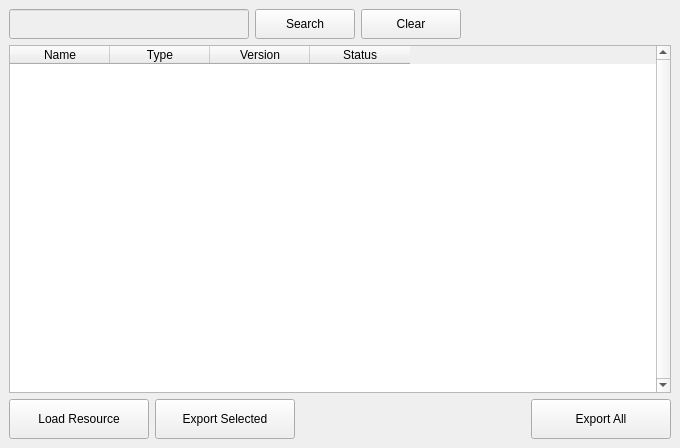
Before: the Qt Designer form source/qt/mainwindow.ui in brongo/SAMUEL, drawn with Qt 5.
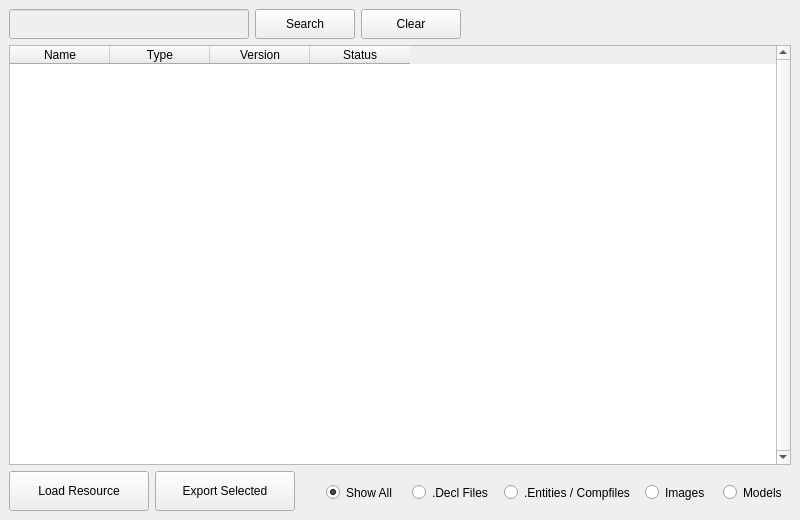
After: the same form once the commit is applied.

```diff
--- a/source/qt/mainwindow.ui
+++ b/source/qt/mainwindow.ui
@@ -6,18 +6,18 @@
    <rect>
     <x>0</x>
     <y>0</y>
-    <width>680</width>
-    <height>448</height>
+    <width>800</width>
+    <height>520</height>
    </rect>
   </property>
   <property name="minimumSize">
    <size>
-    <width>680</width>
+    <width>789</width>
     <height>300</height>
    </size>
   </property>
   <property name="windowTitle">
-   <string>SAMUEL v1.1</string>
+   <string>SAMUEL v2.0.9</string>
   </property>
   <property name="autoFillBackground">
    <bool>false</bool>
@@ -33,10 +33,13 @@
     <enum>Qt::LeftToRight</enum>
    </property>
    <layout class="QGridLayout" name="gridLayout">
-    <item row="9" column="0" colspan="3">
-     <layout class="QHBoxLayout" name="horizontalLayout_2">
-      <item alignment="Qt::AlignLeft">
-       <widget class="QPushButton" name="btnLoadResource">
+    <item row="0" column="0" colspan="4">
+     <layout class="QHBoxLayout" name="horizontalLayout_3">
+      <item>
+       <widget class="QLineEdit" name="inputSearch">
+        <property name="enabled">
+         <bool>false</bool>
+        </property>
         <property name="sizePolicy">
          <sizepolicy hsizetype="Minimum" vsizetype="Fixed">
           <horstretch>0</horstretch>
@@ -45,80 +48,87 @@
         </property>
         <property name="minimumSize">
          <size>
-          <width>140</width>
-          <height>40</height>
+          <width>240</width>
+          <height>30</height>
          </size>
         </property>
-        <property name="maximumSize">
-         <size>
-          <width>140</width>
-          <height>40</height>
-         </size>
+        <property name="maxLength">
+         <number>1024</number>
         </property>
-        <property name="baseSize">
+       </widget>
+      </item>
+      <item alignment="Qt::AlignLeft">
+       <widget class="QPushButton" name="btnSearch">
+        <property name="enabled">
+         <bool>true</bool>
+        </property>
+        <property name="sizePolicy">
+         <sizepolicy hsizetype="Minimum" vsizetype="Minimum">
+          <horstretch>0</horstretch>
+          <verstretch>0</verstretch>
+         </sizepolicy>
+        </property>
+        <property name="minimumSize">
          <size>
-          <width>200</width>
-          <height>40</height>
+          <width>100</width>
+          <height>30</height>
          </size>
         </property>
         <property name="text">
-         <string>Load Resource</string>
+         <string>Search</string>
         </property>
        </widget>
       </item>
       <item alignment="Qt::AlignLeft">
-       <widget class="QPushButton" name="btnExportSelected">
+       <widget class="QPushButton" name="btnClear">
         <property name="sizePolicy">
-         <sizepolicy hsizetype="Minimum" vsizetype="Fixed">
+         <sizepolicy hsizetype="Minimum" vsizetype="Minimum">
           <horstretch>1</horstretch>
           <verstretch>0</verstretch>
          </sizepolicy>
         </property>
         <property name="minimumSize">
          <size>
-          <width>140</width>
-          <height>40</height>
+          <width>100</width>
+          <height>30</height>
          </size>
         </property>
         <property name="maximumSize">
          <size>
-          <width>140</width>
-          <height>40</height>
+          <width>100</width>
+          <height>30</height>
          </size>
         </property>
         <property name="text">
-         <string>Export Selected</string>
+         <string>Clear</string>
         </property>
        </widget>
       </item>
       <item alignment="Qt::AlignRight">
-       <widget class="QPushButton" name="btnExportAll">
-        <property name="sizePolicy">
-         <sizepolicy hsizetype="Minimum" vsizetype="Fixed">
-          <horstretch>1</horstretch>
-          <verstretch>0</verstretch>
-         </sizepolicy>
-        </property>
+       <widget class="QLabel" name="labelStatus">
         <property name="minimumSize">
          <size>
-          <width>140</width>
-          <height>40</height>
-         </size>
-        </property>
-        <property name="maximumSize">
-         <size>
-          <width>140</width>
-          <height>40</height>
+          <width>160</width>
+          <height>30</height>
          </size>
         </property>
         <property name="text">
-         <string>Export All</string>
+         <string/>
+        </property>
+        <property name="alignment">
+         <set>Qt::AlignRight|Qt::AlignTrailing|Qt::AlignVCenter</set>
+        </property>
+        <property name="margin">
+         <number>5</number>
+        </property>
+        <property name="indent">
+         <number>15</number>
         </property>
        </widget>
       </item>
      </layout>
     </item>
-    <item row="4" column="0" colspan="3">
+    <item row="4" column="0" colspan="4">
      <layout class="QHBoxLayout" name="horizontalLayout" stretch="0">
       <property name="spacing">
        <number>0</number>
@@ -239,13 +249,10 @@
       </item>
      </layout>
     </item>
-    <item row="0" column="0" colspan="3">
-     <layout class="QHBoxLayout" name="horizontalLayout_3">
-      <item>
-       <widget class="QLineEdit" name="inputSearch">
-        <property name="enabled">
-         <bool>false</bool>
-        </property>
+    <item row="6" column="0" colspan="4">
+     <layout class="QHBoxLayout" name="horizontalLayout_2">
+      <item alignment="Qt::AlignLeft">
+       <widget class="QPushButton" name="btnLoadResource">
         <property name="sizePolicy">
          <sizepolicy hsizetype="Minimum" vsizetype="Fixed">
           <horstretch>0</horstretch>
@@ -254,83 +261,191 @@
         </property>
         <property name="minimumSize">
          <size>
-          <width>240</width>
-          <height>30</height>
+          <width>140</width>
+          <height>40</height>
          </size>
         </property>
-        <property name="maxLength">
-         <number>1024</number>
+        <property name="maximumSize">
+         <size>
+          <width>140</width>
+          <height>40</height>
+         </size>
         </property>
-       </widget>
-      </item>
-      <item alignment="Qt::AlignLeft">
-       <widget class="QPushButton" name="btnSearch">
-        <property name="enabled">
-         <bool>true</bool>
-        </property>
-        <property name="sizePolicy">
-         <sizepolicy hsizetype="Minimum" vsizetype="Minimum">
-          <horstretch>0</horstretch>
-          <verstretch>0</verstretch>
-         </sizepolicy>
-        </property>
-        <property name="minimumSize">
+        <property name="baseSize">
          <size>
-          <width>100</width>
-          <height>30</height>
+          <width>200</width>
+          <height>40</height>
          </size>
         </property>
         <property name="text">
-         <string>Search</string>
+         <string>Load Resource</string>
         </property>
        </widget>
       </item>
       <item alignment="Qt::AlignLeft">
-       <widget class="QPushButton" name="btnClear">
+       <widget class="QPushButton" name="btnExportSelected">
         <property name="sizePolicy">
-         <sizepolicy hsizetype="Minimum" vsizetype="Minimum">
-          <horstretch>1</horstretch>
+         <sizepolicy hsizetype="Minimum" vsizetype="Fixed">
+          <horstretch>0</horstretch>
           <verstretch>0</verstretch>
          </sizepolicy>
         </property>
         <property name="minimumSize">
          <size>
-          <width>100</width>
-          <height>30</height>
+          <width>140</width>
+          <height>40</height>
          </size>
         </property>
         <property name="maximumSize">
          <size>
-          <width>100</width>
-          <height>30</height>
+          <width>140</width>
+          <height>40</height>
          </size>
         </property>
         <property name="text">
-         <string>Clear</string>
+         <string>Export Selected</string>
         </property>
        </widget>
       </item>
-      <item alignment="Qt::AlignRight">
-       <widget class="QLabel" name="labelStatus">
-        <property name="minimumSize">
+      <item>
+       <spacer name="horizontalSpacer">
+        <property name="orientation">
+         <enum>Qt::Horizontal</enum>
+        </property>
+        <property name="sizeHint" stdset="0">
          <size>
-          <width>160</width>
-          <height>30</height>
+          <width>40</width>
+          <height>20</height>
          </size>
         </property>
-        <property name="text">
-         <string/>
+       </spacer>
+      </item>
+      <item>
+       <layout class="QGridLayout" name="gridLayout_2">
+        <property name="sizeConstraint">
+         <enum>QLayout::SetDefaultConstraint</enum>
         </property>
-        <property name="alignment">
-         <set>Qt::AlignRight|Qt::AlignTrailing|Qt::AlignVCenter</set>
+        <property name="leftMargin">
+         <number>8</number>
         </property>
-        <property name="margin">
-         <number>5</number>
+        <property name="rightMargin">
+         <number>8</number>
         </property>
-        <property name="indent">
-         <number>15</number>
-        </property>
-       </widget>
+        <item row="1" column="0">
+         <widget class="QRadioButton" name="radioShowAll">
+          <property name="sizePolicy">
+           <sizepolicy hsizetype="Minimum" vsizetype="Fixed">
+            <horstretch>0</horstretch>
+            <verstretch>0</verstretch>
+           </sizepolicy>
+          </property>
+          <property name="minimumSize">
+           <size>
+            <width>80</width>
+            <height>27</height>
+           </size>
+          </property>
+          <property name="text">
+           <string>Show All</string>
+          </property>
+          <property name="checked">
+           <bool>true</bool>
+          </property>
+         </widget>
+        </item>
+        <item row="1" column="1">
+         <widget class="QRadioButton" name="radioShowDecl">
+          <property name="sizePolicy">
+           <sizepolicy hsizetype="Minimum" vsizetype="Fixed">
+            <horstretch>0</horstretch>
+            <verstretch>0</verstretch>
+           </sizepolicy>
+          </property>
+          <property name="minimumSize">
+           <size>
+            <width>86</width>
+            <height>27</height>
+           </size>
+          </property>
+          <property name="text">
+           <string>.Decl Files</string>
+          </property>
+         </widget>
+        </item>
+        <item row="1" column="2">
+         <widget class="QRadioButton" name="radioShowEntities">
+          <property name="sizePolicy">
+           <sizepolicy hsizetype="Minimum" vsizetype="Maximum">
+            <horstretch>0</horstretch>
+            <verstretch>0</verstretch>
+           </sizepolicy>
+          </property>
+          <property name="minimumSize">
+           <size>
+            <width>135</width>
+            <height>27</height>
+           </size>
+          </property>
+          <property name="text">
+           <string>.Entities / Compfiles</string>
+          </property>
+         </widget>
+        </item>
+        <item row="0" column="2">
+         <spacer name="verticalSpacer">
+          <property name="orientation">
+           <enum>Qt::Vertical</enum>
+          </property>
+          <property name="sizeType">
+           <enum>QSizePolicy::Fixed</enum>
+          </property>
+          <property name="sizeHint" stdset="0">
+           <size>
+            <width>20</width>
+            <height>4</height>
+           </size>
+          </property>
+         </spacer>
+        </item>
+        <item row="1" column="3">
+         <widget class="QRadioButton" name="radioShowImages">
+          <property name="sizePolicy">
+           <sizepolicy hsizetype="Minimum" vsizetype="Fixed">
+            <horstretch>0</horstretch>
+            <verstretch>0</verstretch>
+           </sizepolicy>
+          </property>
+          <property name="minimumSize">
+           <size>
+            <width>72</width>
+            <height>27</height>
+           </size>
+          </property>
+          <property name="text">
+           <string>Images</string>
+          </property>
+         </widget>
+        </item>
+        <item row="1" column="4">
+         <widget class="QRadioButton" name="radioShowModels">
+          <property name="sizePolicy">
+           <sizepolicy hsizetype="Minimum" vsizetype="Fixed">
+            <horstretch>0</horstretch>
+            <verstretch>0</verstretch>
+           </sizepolicy>
+          </property>
+          <property name="minimumSize">
+           <size>
+            <width>60</width>
+            <height>27</height>
+           </size>
+          </property>
+          <property name="text">
+           <string>Models</string>
+          </property>
+         </widget>
+        </item>
+       </layout>
       </item>
      </layout>
     </item>
@@ -341,8 +456,8 @@
     <rect>
      <x>0</x>
      <y>0</y>
-     <width>680</width>
-     <height>21</height>
+     <width>800</width>
+     <height>22</height>
     </rect>
    </property>
   </widget>
```
